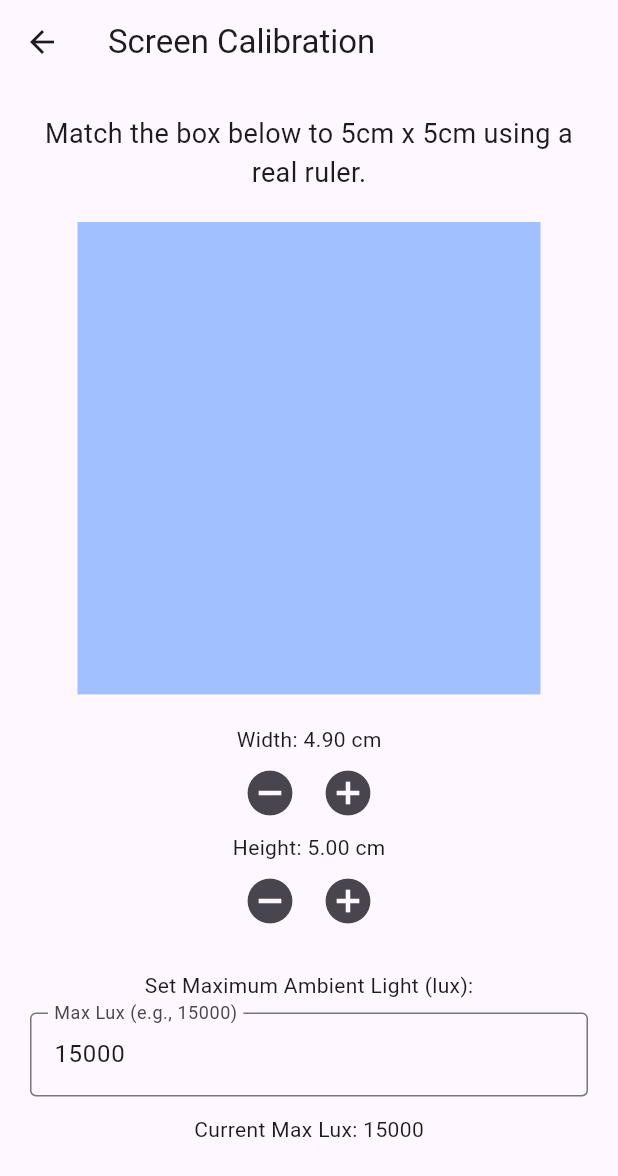
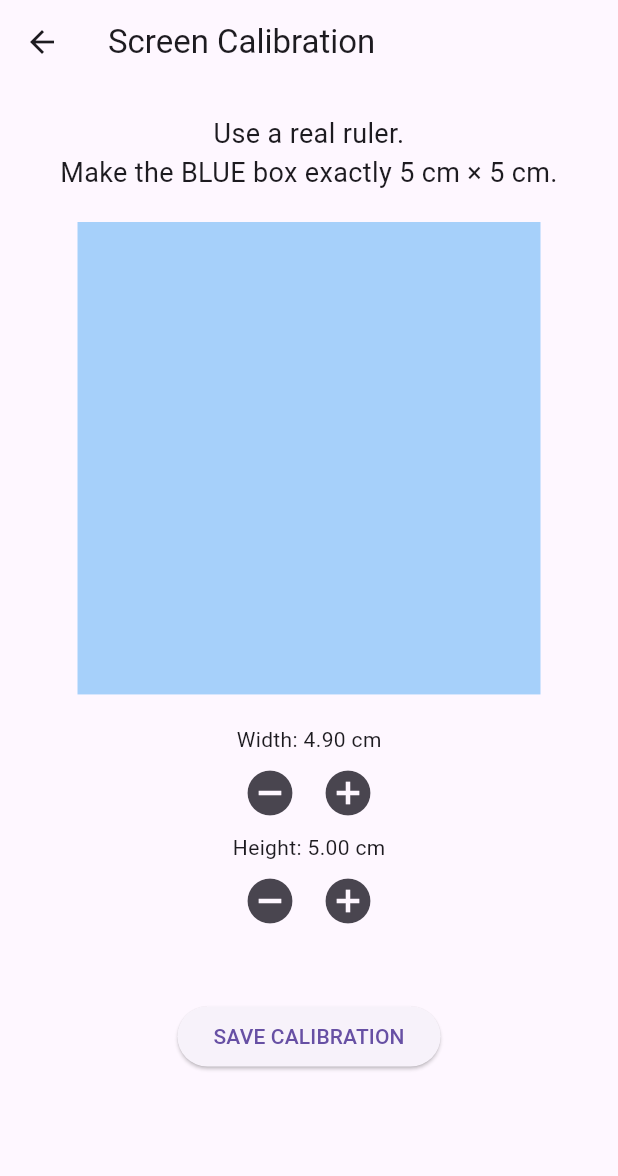
Before and after one commit to ravi1997/visual_acuity_for_surveys, a Flutter app: the CalibrationScreen screen opened by its route, after a tap on the "remove circle" icon, on a phone screen of 412 x 824 dp. Shown: the top 1176 px of the screen. Run offline on Flutter 3.47's test engine with Material 3 defaults, Android fonts, the phone set to English and light mode, and no system bars; our stand-ins replace flutter_svg, logger, lottie, shared_preferences; missing offline and left inert: ambient_light, device_info_sdk, excel, screen_brightness, splash_view, torch_light; accounts and stored records are empty.

Commit message:
feat(calibration): implement dynamic pixel-per-centimeter calibration with fallback logic
This commit introduces a comprehensive screen calibration system that:
- Adds dynamic calibration using actual screen measurements instead of fixed DPI estimates
- Implements pxPerCm calculation based on user-defined 5cm box dimensions
- Provides fallback to device DPI estimation when no calibration exists
- Updates UI to display current calibration factor
- Adds new helper functions for cm-to-pixel conversion
- Integrates device info plugin for enhanced device capabilities
- Refactors existing calibration logic to use new calibration factor
- Updates dependencies and plugin registrations for macOS and Windows platforms

The calibration process now allows users to precisely calibrate their screen by measuring a 5cm x 5cm blue box, which provides accurate pixel-per-centimeter conversion for all visual acuity tests. This significantly improves measurement accuracy across different devices and screen types.

```diff
--- a/lib/screens/calibraion_screen.dart
+++ b/lib/screens/calibraion_screen.dart
@@ -1,5 +1,6 @@
 import 'package:flutter/material.dart';
 import 'package:shared_preferences/shared_preferences.dart';
+import 'package:visual_acuity_for_surveys/utils/helpers.dart';
 
 class CalibrationScreen extends StatefulWidget {
   const CalibrationScreen({super.key});
@@ -9,137 +10,154 @@ class CalibrationScreen extends StatefulWidget {
 }
 
 class _CalibrationScreenState extends State<CalibrationScreen> {
+  // Display adjustment values in CM (user adjusts cm values)
   double widthCm = 5.0;
   double heightCm = 5.0;
-  double maxLuxAllowed = 15000;
-  final _luxController = TextEditingController();
+
+  // Final saved calibration factor
+  double? pxPerCm;
+
+  bool loading = true;
 
   @override
   void initState() {
     super.initState();
-
     _loadCalibration();
-    _loadLux();
-  }
-  Future<void> _loadCalibration() async{
-    final prefs = await SharedPreferences.getInstance();
-    double? temp = prefs.getDouble('calibrationWidthCm');
-    final wCm =  temp!=null? temp*5/100:5.0;
-    temp = prefs.getDouble('calibrationHeightCm');
-
-    final hCm = temp!=null? temp*5/100:5.0;
-    setState(() {
-      widthCm = wCm;
-      heightCm = hCm;
-    });
   }
 
-  Future<void> _loadLux() async {
+  Future<void> _loadCalibration() async {
     final prefs = await SharedPreferences.getInstance();
-    final lux = prefs.getDouble('maxLuxAllowed') ?? 15000;
-    setState(() {
-      maxLuxAllowed = lux;
-      _luxController.text = lux.toStringAsFixed(0);
-    });
+    pxPerCm = prefs.getDouble('pxPerCm');
+    setState(() => loading = false);
   }
 
-  Future<void> _saveCalibration() async {
+  Future<void> _saveCalibration(double boxWidthPx) async {
     final prefs = await SharedPreferences.getInstance();
-    await prefs.setDouble('calibrationWidthCm', widthCm / 5 * 100);
-    await prefs.setDouble('calibrationHeightCm', heightCm / 5 * 100);
 
-    final parsedLux = double.tryParse(_luxController.text);
-    if (parsedLux != null) {
-      maxLuxAllowed = parsedLux;
-      await prefs.setDouble('maxLuxAllowed', maxLuxAllowed);
-    }
+    /// 🔥 Core formula
+    /// px per cm = displayed pixels / actual physical cm
+    final factor = boxWidthPx / widthCm;
 
-    ScaffoldMessenger.of(context).showSnackBar(
-      SnackBar(content: Text('Calibration saved!')),
-    );
-  }
+    await prefs.setDouble('pxPerCm', factor);
 
-  double _cmToLogicalPixels(BuildContext context, double cm) {
-    final ppi = MediaQuery.of(context).devicePixelRatio * 160;
-    final inches = cm / 2.54;
-    final physicalPixels = inches * ppi;
-    return physicalPixels / MediaQuery.of(context).devicePixelRatio;
+    ScaffoldMessenger.of(
+      context,
+    ).showSnackBar(const SnackBar(content: Text("Calibration saved!")));
   }
 
   @override
   Widget build(BuildContext context) {
-    double boxWidth = _cmToLogicalPixels(context, widthCm);
-    double boxHeight = _cmToLogicalPixels(context, heightCm);
+    if (loading) {
+      return const Scaffold(body: Center(child: CircularProgressIndicator()));
+    }
 
     return Scaffold(
-      appBar: AppBar(title: Text("Screen Calibration")),
+      appBar: AppBar(title: const Text("Screen Calibration")),
       body: Padding(
         padding: const EdgeInsets.all(20.0),
         child: SingleChildScrollView(
           child: Column(
             children: [
-              Text(
-                "Match the box below to 5cm x 5cm using a real ruler.",
+              const Text(
+                "Use a real ruler.\nMake the BLUE box exactly 5 cm × 5 cm.",
                 style: TextStyle(fontSize: 18),
                 textAlign: TextAlign.center,
               ),
-              SizedBox(height: 20),
+
+              const SizedBox(height: 20),
+
+              // ---------------------- BLUE BOX ----------------------
+              FutureBuilder<double>(
+                future: cmToPx(context, widthCm),
+                builder: (context, snapshotW) {
+                  return FutureBuilder<double>(
+                    future: cmToPx(context, heightCm),
+                    builder: (context, snapshotH) {
+                      if (!snapshotW.hasData || !snapshotH.hasData) {
+                        return const SizedBox(
+                          width: 100,
+                          height: 100,
+                          child: Center(child: CircularProgressIndicator()),
+                        );
+                      }
+
+                      final boxWidthPx = snapshotW.data!;
+                      final boxHeightPx = snapshotH.data!;
+
+                      return Column(
+                        children: [
                           Container(
-                width: boxWidth,
-                height: boxHeight,
-                color: Colors.blueAccent.withAlpha((0.5 * 255).round())
-                ,
+                            width: boxWidthPx,
+                            height: boxHeightPx,
+                            color: Colors.blue.withOpacity(0.4),
                           ),
-              SizedBox(height: 20),
+
+                          const SizedBox(height: 20),
+
+                          // ---------------- WIDTH CONTROL ----------------
                           Text("Width: ${widthCm.toStringAsFixed(2)} cm"),
                           Row(
                             mainAxisAlignment: MainAxisAlignment.center,
                             children: [
                               IconButton(
-                    icon: Icon(Icons.remove_circle),
+                                icon: const Icon(Icons.remove_circle),
                                 iconSize: 36,
-                    onPressed: () => setState(() => widthCm = (widthCm - 0.1).clamp(1.0, 10.0)),
+                                onPressed: () => setState(() {
+                                  widthCm = (widthCm - 0.1).clamp(1.0, 20.0);
+                                }),
                               ),
                               IconButton(
-                    icon: Icon(Icons.add_circle),
+                                icon: const Icon(Icons.add_circle),
                                 iconSize: 36,
-                    onPressed: () => setState(() => widthCm = (widthCm + 0.1).clamp(1.0, 10.0)),
+                                onPressed: () => setState(() {
+                                  widthCm = (widthCm + 0.1).clamp(1.0, 20.0);
+                                }),
                               ),
                             ],
                           ),
+
+                          // ---------------- HEIGHT CONTROL ----------------
                           Text("Height: ${heightCm.toStringAsFixed(2)} cm"),
                           Row(
                             mainAxisAlignment: MainAxisAlignment.center,
                             children: [
                               IconButton(
-                    icon: Icon(Icons.remove_circle),
+                                icon: const Icon(Icons.remove_circle),
                                 iconSize: 36,
-                    onPressed: () => setState(() => heightCm = (heightCm - 0.1).clamp(1.0, 10.0)),
+                                onPressed: () => setState(() {
+                                  heightCm = (heightCm - 0.1).clamp(1.0, 20.0);
+                                }),
                               ),
                               IconButton(
-                    icon: Icon(Icons.add_circle),
+                                icon: const Icon(Icons.add_circle),
                                 iconSize: 36,
-                    onPressed: () => setState(() => heightCm = (heightCm + 0.1).clamp(1.0, 10.0)),
+                                onPressed: () => setState(() {
+                                  heightCm = (heightCm + 0.1).clamp(1.0, 20.0);
+                                }),
                               ),
                             ],
                           ),
-              const SizedBox(height: 20),
-              Text("Set Maximum Ambient Light (lux):"),
-              const SizedBox(height: 8),
-              TextFormField(
-                controller: _luxController,
-                keyboardType: TextInputType.number,
-                decoration: InputDecoration(
-                  border: OutlineInputBorder(),
-                  labelText: 'Max Lux (e.g., 15000)',
+
+                          const SizedBox(height: 40),
+
+                          ElevatedButton(
+                            onPressed: () => _saveCalibration(boxWidthPx),
+                            child: const Text("SAVE CALIBRATION"),
                           ),
+                        ],
+                      );
+                    },
+                  );
+                },
               ),
-              const SizedBox(height: 12),
-              Text("Current Max Lux: ${maxLuxAllowed.toStringAsFixed(0)}"),
-              SizedBox(height: 30),
-              ElevatedButton(
-                onPressed: _saveCalibration,
-                child: Text("Save Calibration"),
+
+              const SizedBox(height: 40),
+
+              if (pxPerCm != null)
+                Text(
+                  "Current Calibration:\n1 cm ≈ ${pxPerCm!.toStringAsFixed(1)} px",
+                  style: const TextStyle(fontSize: 18),
+                  textAlign: TextAlign.center,
                 ),
             ],
           ),
--- a/lib/utils/helpers.dart
+++ b/lib/utils/helpers.dart
@@ -5,8 +5,15 @@ import 'package:flutter/material.dart';
 import 'package:screen_brightness/screen_brightness.dart';
 import 'package:shared_preferences/shared_preferences.dart';
 
+import 'package:device_info_sdk/device_info_sdk.dart';
+
 import '../Logger/logger.dart';
-Future<bool> checkAmbientLight(maxluxvalue,lightWarningShown, dynamic context) async {
+
+Future<bool> checkAmbientLight(
+  maxluxvalue,
+  lightWarningShown,
+  dynamic context,
+) async {
   try {
     final AmbientLight ambientLight = AmbientLight(frontCamera: true);
     double? lux = await ambientLight.currentAmbientLight();
@@ -18,14 +25,16 @@ Future<bool> checkAmbientLight(maxluxvalue,lightWarningShown, dynamic context) a
         barrierDismissible: false,
         builder: (context) => AlertDialog(
           title: Text("Too Bright!"),
-          content: Text("Ambient light is too high (${lux.toStringAsFixed(0)} lux).\nPlease go indoors."),
+          content: Text(
+            "Ambient light is too high (${lux.toStringAsFixed(0)} lux).\nPlease go indoors.",
+          ),
           actions: [
             TextButton(
               onPressed: () {
                 Navigator.of(context).pop();
               },
               child: Text("OK"),
-            )
+            ),
           ],
         ),
       );
@@ -45,25 +54,50 @@ Future<void> setBrightnessTo90() async {
   }
 }
 
-double cmToLogicalPixels(BuildContext context, double cm) {
-  final ppi = MediaQuery.of(context).devicePixelRatio * 160;
-  final inches = cm / 2.54;
-  final physicalPixels = inches * ppi;
-  return physicalPixels / MediaQuery.of(context).devicePixelRatio;
+/// Convert centimeters to logical pixels based on calibration if available.
+/// If not calibrated, uses device DPI estimation.
+Future<double> cmToPx(BuildContext context, double cm) async {
+  final prefs = await SharedPreferences.getInstance();
+
+  // 1️⃣ Use saved calibration if exists
+  final pxPerCm = prefs.getDouble('pxPerCm');
+  if (pxPerCm != null) {
+    return cm * pxPerCm;
+  }
+
+  // 2️⃣ Fallback: estimate using device DPI
+  final mq = MediaQuery.of(context);
+  final dpr = mq.devicePixelRatio;
+
+  // Approx baseline DPI = logical 160 dpi * physical scaling
+  final dpi = dpr * 160.0;
+
+  // Convert DPI -> px per cm  (1 inch = 2.54 cm)
+  final pxPerCmEstimate = dpi / 2.54;
+
+  // Logical px (Flutter units)
+  final logicalPxPerCm = pxPerCmEstimate / dpr;
+
+  return cm * logicalPxPerCm;
 }
 
 Future<Size> getCalibratedSvgSize(
-    BuildContext context, double widthCm, double heightCm) async {
+  BuildContext context,
+  double widthCm,
+  double heightCm,
+) async {
   final prefs = await SharedPreferences.getInstance();
-  final widthPct = prefs.getDouble('calibrationWidthCm') ?? 5.0;
-  final heightPct = prefs.getDouble('calibrationHeightCm') ?? 5.0;
+  final pxPerCm = prefs.getDouble('pxPerCm')!;
 
-  return Size(
-    cmToLogicalPixels(context, widthCm) * widthPct / 100,
-    cmToLogicalPixels(context, heightCm) * heightPct / 100,
+  final width = widthCm * pxPerCm;
+  final height = heightCm * pxPerCm;
+
+  logger.i(
+    "Calibrated SVG Size: ${width.toStringAsFixed(2)} x ${height.toStringAsFixed(2)} px",
   );
+
+  return Size(width, height);
 }
-
 
 String detectSwipeDirection(Offset swipeDelta) {
   double angleDeg = atan2(swipeDelta.dy, swipeDelta.dx) * (180 / pi);
--- a/pubspec.yaml
+++ b/pubspec.yaml
@@ -45,6 +45,7 @@ dependencies:
   ambient_light: ^0.1.3
   flutter_native_splash: ^2.4.4
   splash_view: ^2.0.1
+  device_info_sdk: ^1.0.1
 
 dev_dependencies:
   flutter_test:
```
Also changed, not shown: lib/screens/tests/e_optotest.dart (+9 -4 lines), pubspec.lock, 3 other files. Lines whose indentation alone changed are shown as unchanged.
